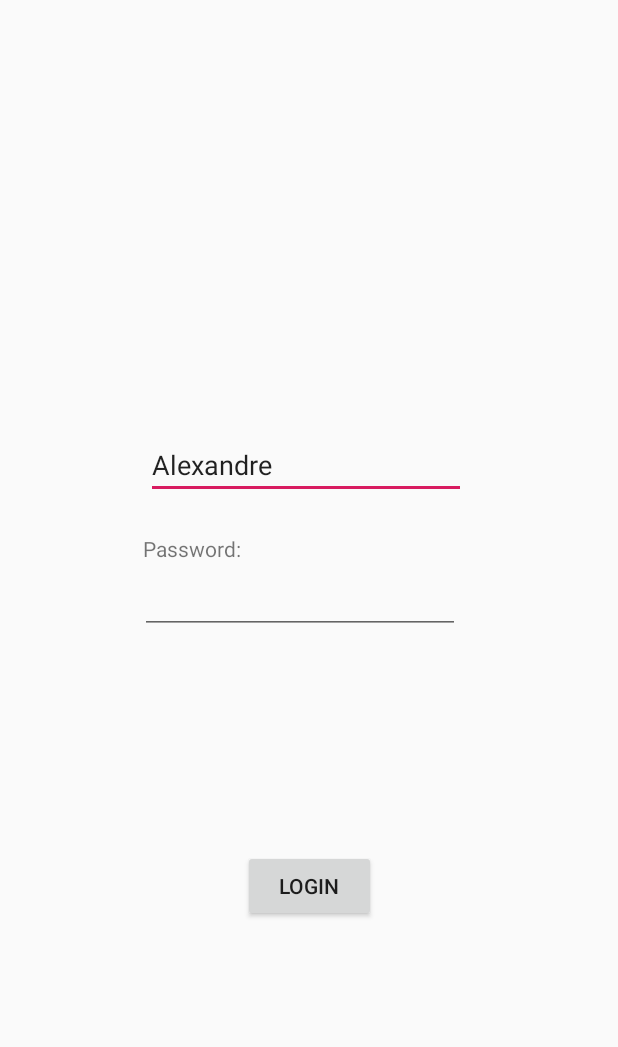
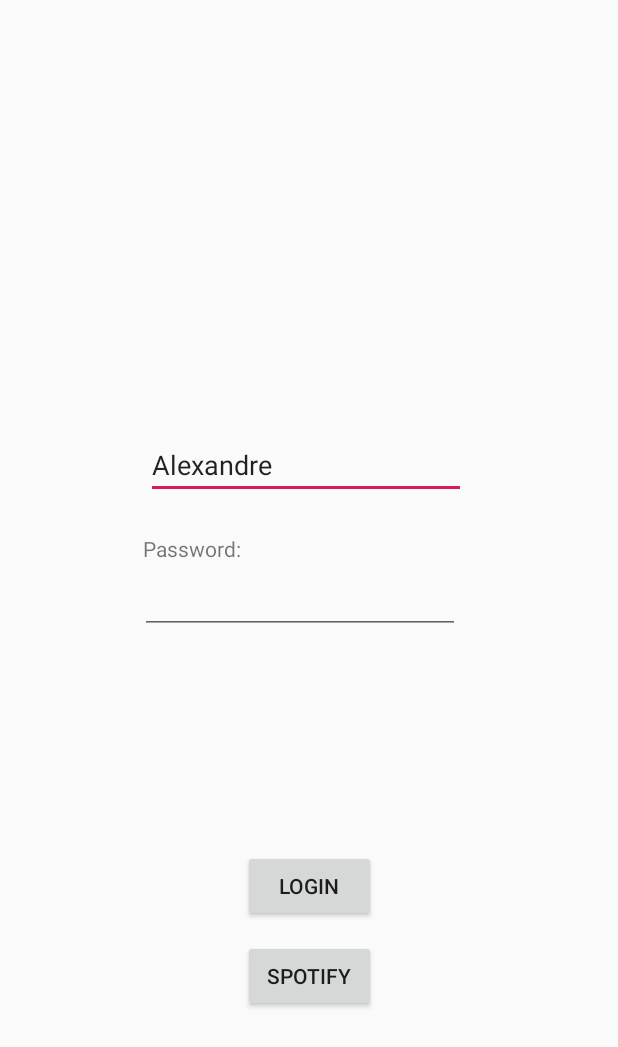
Before and after one commit to EmptyHeadsS/android, an Android app: the screen it shows after launch (LoginActivity), on a phone screen of 412 x 824 dp. Shown: the top 1047 px of the screen. Run offline under Robolectric (Android 15) with nearby library versions, the phone set to English and light mode, and no system bars.

Commit message:
feat: spotify connection is functional

```diff
--- a/app/build.gradle
+++ b/app/build.gradle
@@ -34,6 +34,8 @@ dependencies {
     implementation 'com.github.kittinunf.fuel:fuel:2.2.0'
     implementation 'com.github.kittinunf.fuel:fuel-json:2.2.0'
     implementation 'androidx.legacy:legacy-support-v4:1.0.0'
+    implementation project(':spotify-app-remote-release-0.7.0')
+    implementation "com.google.code.gson:gson:2.6.1"
     testImplementation 'junit:junit:4.12'
     androidTestImplementation 'androidx.test.ext:junit:1.1.0'
     androidTestImplementation 'androidx.test.espresso:espresso-core:3.1.1'
@@ -41,4 +43,5 @@ dependencies {
     implementation "com.squareup.retrofit2:retrofit:2.4.0"
     implementation "com.squareup.retrofit2:converter-moshi:2.4.0"
     implementation "com.squareup.okhttp3:okhttp:3.11.0"
+    compile 'com.android.support:support-annotations:28.0.0'
 }
--- a/app/src/main/AndroidManifest.xml
+++ b/app/src/main/AndroidManifest.xml
@@ -25,6 +25,10 @@
             android:name=".AppActivity"
             android:label="@string/app_name"
             android:theme="@style/AppTheme.NoActionBar"></activity>
+        <activity
+            android:name=".PlayerActivity"
+            android:label="My Player"
+            android:theme="@style/AppTheme.NoActionBar"></activity>
     </application>
 
 </manifest>
--- a/app/src/main/java/com/example/myapplication/LoginActivity.kt
+++ b/app/src/main/java/com/example/myapplication/LoginActivity.kt
@@ -2,16 +2,19 @@ package com.example.myapplication
 
 import android.content.Intent
 import android.os.Bundle
+import android.util.Log
 import android.widget.Button
 import android.widget.EditText
 import android.widget.Toast
 import androidx.appcompat.app.AppCompatActivity
 import com.example.myapplication.ui.main.CommunicationService
+import kotlinx.android.synthetic.main.activity_main2.*
 import retrofit2.Call
 import retrofit2.Callback
 import retrofit2.Response
 import retrofit2.Retrofit
 import retrofit2.converter.moshi.MoshiConverterFactory
+
 
 class LoginActivity : AppCompatActivity() {
 
@@ -44,6 +47,14 @@ class LoginActivity : AppCompatActivity() {
             })
         }
 
+        spotify_connect.setOnClickListener {
+            SpotifyService.connect(this) {
+                // val intent = Intent(this, PlayerActivity::class.java)
+                // startActivity(intent)
+                Log.println(Log.INFO, "importantYo", "Worked as planned")
+            }
+        }
+
     }
 
 }
--- a/app/src/main/res/layout/activity_main2.xml
+++ b/app/src/main/res/layout/activity_main2.xml
@@ -17,6 +17,18 @@
         android:layout_marginEnd="161dp"
         android:layout_marginBottom="209dp"
         android:text="Login" />
+
+    <Button
+        android:id="@+id/spotify_connect"
+        android:layout_width="wrap_content"
+        android:layout_height="wrap_content"
+        android:layout_alignParentStart="true"
+        android:layout_alignParentEnd="true"
+        android:layout_alignParentBottom="true"
+        android:layout_marginStart="162dp"
+        android:layout_marginEnd="161dp"
+        android:layout_marginBottom="149dp"
+        android:text="Spotify" />
 
     <EditText
         android:id="@+id/username"
--- a/settings.gradle
+++ b/settings.gradle
@@ -1,2 +1,2 @@
-include ':app', ':volley'
+include ':app', ':volley', ':spotify-app-remote-release-0.7.0'
 rootProject.name='My Application'
--- /dev/null
+++ b/spotify-app-remote-release-0.7.0/build.gradle
@@ -0,0 +1,2 @@
+configurations.maybeCreate("default")
+artifacts.add("default", file('spotify-app-remote-release-0.7.0.aar'))
```
Also changed, not shown: app/src/main/java/com/example/myapplication/PlayerActivity.kt (added, +11 -0 lines), app/src/main/java/com/example/myapplication/SpotifyService.kt (added, +36 -0 lines), app/src/main/res/layout/player.xml (added, +13 -0 lines).
